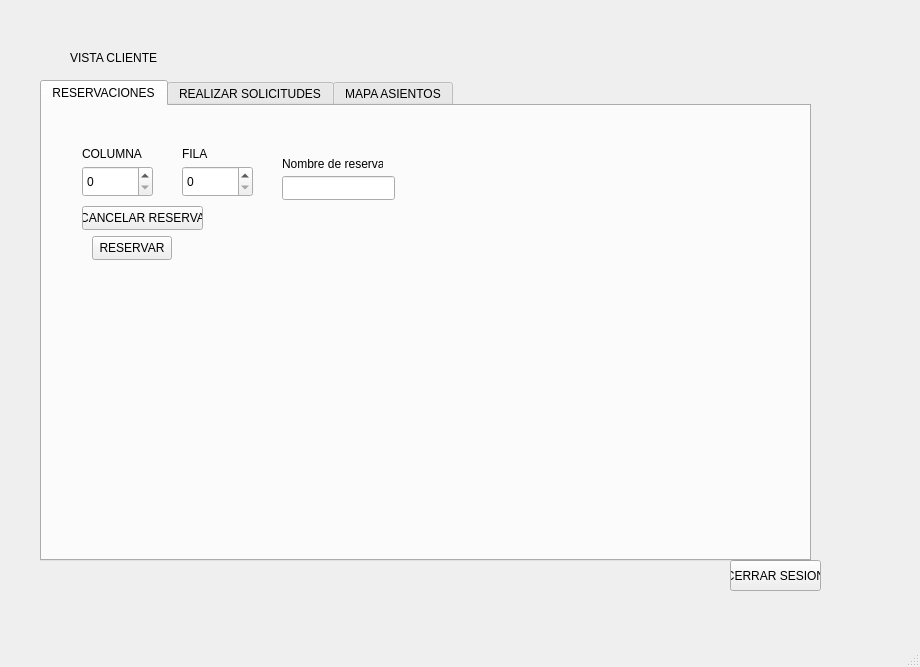
This is mainwindow.ui in SABANd5/EDD_2S2026_PY_202303371 as Qt 5 draws it before an edit. The edited form follows.
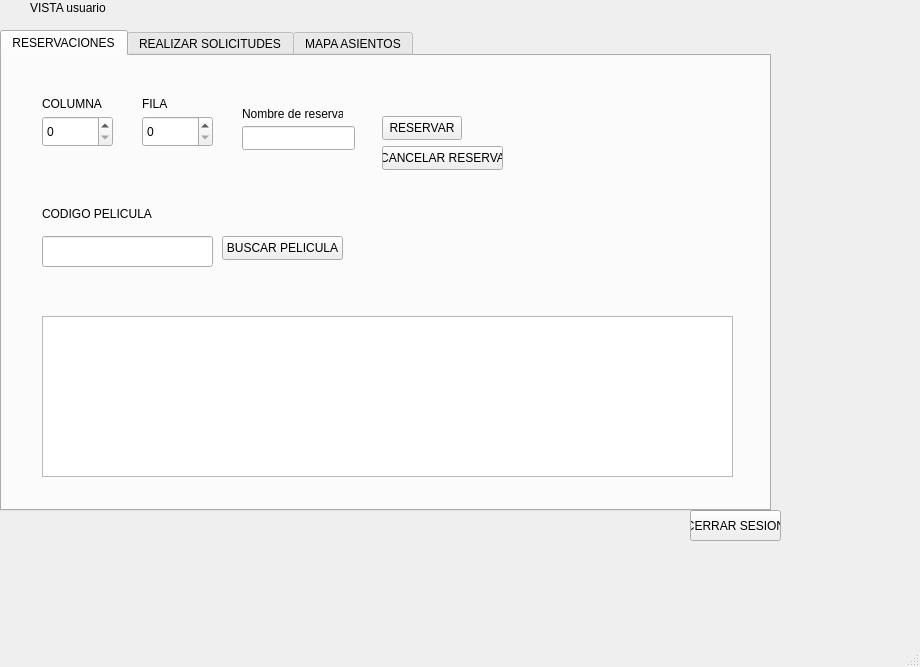
This is the edited form. The open tabs and pages were chosen to show the change.

Commit message: Consultar Promociones Activas + Buscar Películas por Código

```diff
--- a/mainwindow.ui
+++ b/mainwindow.ui
@@ -17,10 +17,10 @@
    <widget class="QStackedWidget" name="B">
     <property name="geometry">
      <rect>
-      <x>40</x>
-      <y>30</y>
-      <width>851</width>
-      <height>571</height>
+      <x>0</x>
+      <y>-20</y>
+      <width>921</width>
+      <height>661</height>
      </rect>
     </property>
     <property name="autoFillBackground">
@@ -117,7 +117,7 @@
        </rect>
       </property>
       <property name="text">
-       <string>VISTA CLIENTE</string>
+       <string>VISTA usuario</string>
       </property>
      </widget>
      <widget class="QPushButton" name="btnCerrarSesionUsuario">
@@ -162,8 +162,8 @@
        <widget class="QPushButton" name="btnCancelarReserva">
         <property name="geometry">
          <rect>
-          <x>40</x>
-          <y>100</y>
+          <x>380</x>
+          <y>90</y>
           <width>121</width>
           <height>24</height>
          </rect>
@@ -221,8 +221,8 @@
        <widget class="QPushButton" name="btnReservar">
         <property name="geometry">
          <rect>
-          <x>50</x>
-          <y>130</y>
+          <x>380</x>
+          <y>60</y>
           <width>80</width>
           <height>24</height>
          </rect>
@@ -244,6 +244,52 @@
          <string>Nombre de reserva</string>
         </property>
        </widget>
+       <widget class="QPushButton" name="btnBuscarPelicula">
+        <property name="geometry">
+         <rect>
+          <x>220</x>
+          <y>180</y>
+          <width>121</width>
+          <height>24</height>
+         </rect>
+        </property>
+        <property name="text">
+         <string>BUSCAR PELICULA</string>
+        </property>
+       </widget>
+       <widget class="QLineEdit" name="txtBuscarCodigoPelicula">
+        <property name="geometry">
+         <rect>
+          <x>40</x>
+          <y>180</y>
+          <width>171</width>
+          <height>31</height>
+         </rect>
+        </property>
+       </widget>
+       <widget class="QLabel" name="label_34">
+        <property name="geometry">
+         <rect>
+          <x>40</x>
+          <y>150</y>
+          <width>111</width>
+          <height>16</height>
+         </rect>
+        </property>
+        <property name="text">
+         <string>CODIGO PELICULA</string>
+        </property>
+       </widget>
+       <widget class="QTableWidget" name="tableWidget">
+        <property name="geometry">
+         <rect>
+          <x>40</x>
+          <y>260</y>
+          <width>691</width>
+          <height>161</height>
+         </rect>
+        </property>
+       </widget>
       </widget>
       <widget class="QWidget" name="tab_4">
        <attribute name="title">
```
Left out of the diff: 127 changed lines with no effect on the pictures. The commit also changes 9 other files.
